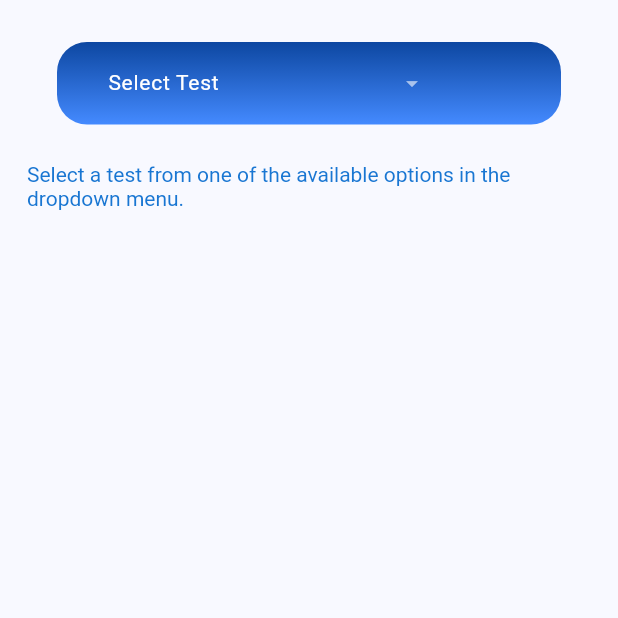
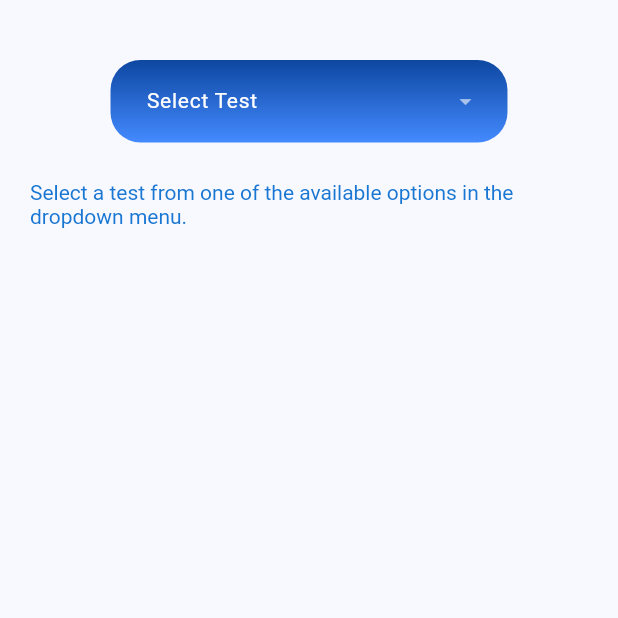
Before and after one commit to Pipeline-To-Better-Placemaking/P2BP-2025Spring-Mobile, a Flutter app: the TestSelectionScreen screen opened by its route, on a phone screen of 412 x 824 dp, the top half of it. Run offline on Flutter 3.47's test engine with Material 3 defaults, Android fonts, the phone set to English and light mode, and no system bars; our stand-ins replace firebase_auth, firebase_core; accounts and stored records are empty.

Commit message:
Fix dropdown menu centering and alignment

```diff
--- a/lib/test_selection_screen.dart
+++ b/lib/test_selection_screen.dart
@@ -66,9 +66,10 @@ class _TestSelectionScreenState extends State<TestSelectionScreen> {
           ),
           child: Center(
             child: Padding(
-              padding: EdgeInsets.all(18),
+              padding: EdgeInsets.all(20),
               child: Column(
                 children: <Widget>[
+                  const SizedBox(height: 20),
                   // Permanent row with dropdowns at top
                   _dropdownRowForm,
                   const SizedBox(height: 25),
@@ -118,13 +119,16 @@ class _DropdownRowFormState extends State<_DropdownRowForm> {
 
   @override
   Widget build(BuildContext context) {
-    return Center(
-        child: SizedBox(
-      width: double.infinity,
-      child: _ProjectDropdown(
+    return Form(
+      child: Row(
+        mainAxisAlignment: MainAxisAlignment.center,
+        children: [
+          _ProjectDropdown(
             controller: _dropdownController,
           ),
-    ));
+        ],
+      ),
+    );
   }
 
   @override
@@ -149,16 +153,7 @@ class _ProjectDropdownState extends State<_ProjectDropdown> {
   Widget build(BuildContext context) {
     final dropdownMenuEntries = _buildDropdownEntryList();
 
-    return Column(
-      mainAxisSize: MainAxisSize.min,
-      crossAxisAlignment: CrossAxisAlignment.center,
-      children: [
-        const SizedBox(height: 10),
-        Center(
-          child: Padding(
-            padding: const EdgeInsets.symmetric(horizontal: 20),
-            child: Container(
-              width: double.infinity,
+    return Container(
       decoration: ShapeDecoration(
         shape: RoundedRectangleBorder(
           borderRadius: BorderRadius.circular(20),
@@ -170,8 +165,7 @@ class _ProjectDropdownState extends State<_ProjectDropdown> {
         initialSelection: _dropdownDefault,
         menuStyle: MenuStyle(
           alignment: Alignment.bottomLeft,
-                  backgroundColor:
-                      WidgetStatePropertyAll<Color>(Color(0xFF2F6DCF)),
+          backgroundColor: WidgetStatePropertyAll<Color>(Color(0xFF2F6DCF)),
           shape: WidgetStatePropertyAll<OutlinedBorder>(
             RoundedRectangleBorder(
               borderRadius: BorderRadius.circular(18),
@@ -184,7 +178,7 @@ class _ProjectDropdownState extends State<_ProjectDropdown> {
         ),
         inputDecorationTheme: InputDecorationTheme(
           isDense: true,
-                  contentPadding: EdgeInsets.symmetric(horizontal: 30),
+          contentPadding: EdgeInsets.symmetric(horizontal: 20),
           constraints: BoxConstraints(maxHeight: 55),
           border: OutlineInputBorder(
             borderRadius: BorderRadius.circular(10),
@@ -201,10 +195,6 @@ class _ProjectDropdownState extends State<_ProjectDropdown> {
         ),
         dropdownMenuEntries: dropdownMenuEntries,
       ),
-            ),
-          ),
-        ),
-      ],
     );
   }
 
```
Lines whose indentation alone changed are shown as unchanged.
